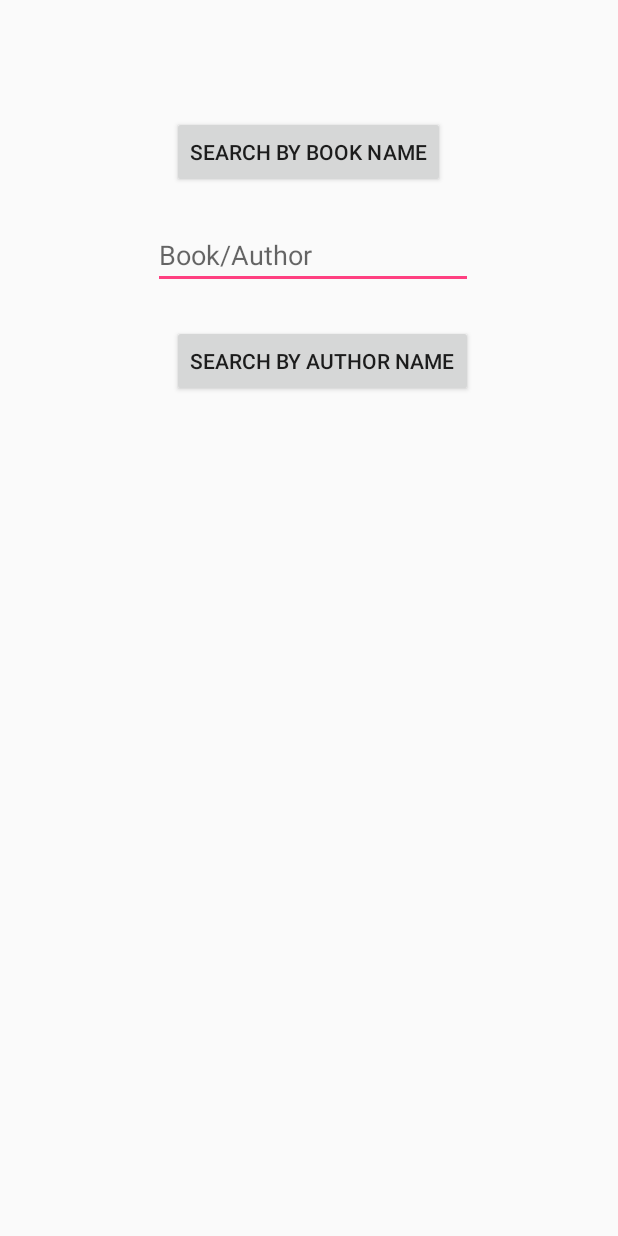
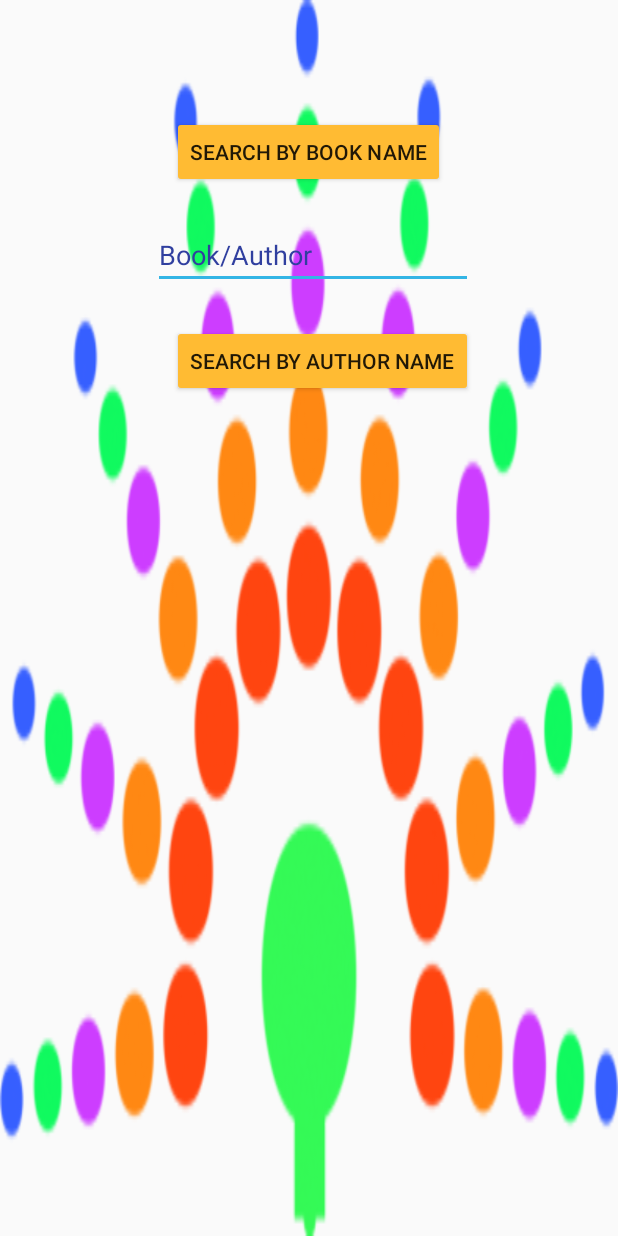
Before and after one commit to teknologia/Library-App, an Android app: the SearchBookActivity screen opened directly, with no data from a screen before it, on a phone screen of 412 x 824 dp. Run offline under Robolectric (Android 15) with nearby library versions, the phone set to English and light mode, and no system bars; network calls fail.

Commit message:
Updated UI

```diff
--- a/app/src/main/java/myapps/com/pbl/SearchBookActivity.java
+++ b/app/src/main/java/myapps/com/pbl/SearchBookActivity.java
@@ -5,6 +5,7 @@ import android.database.Cursor;
 import android.os.Bundle;
 import android.support.annotation.Nullable;
 import android.support.v7.app.AlertDialog;
+import android.text.Html;
 import android.view.View;
 import android.widget.Button;
 import android.widget.EditText;
@@ -107,7 +108,9 @@ public class SearchBookActivity extends Activity {
              */
                     buffer.append("Name: "+testdata.getString(2)+"\n");
                     buffer.append("Author: "+testdata.getString(3)+"\n");
+              //      buffer.append("Status: "+testdata.getString(8)+"\n\n");
                     buffer.append("Status: "+testdata.getString(8)+"\n\n");
+
 
                 }
 
@@ -128,6 +131,8 @@ public class SearchBookActivity extends Activity {
         builder.setCancelable(true);
         builder.setTitle(title);
         builder.setMessage(Message);
+        //builder.setTitle(Html.fromHtml("<font color='#FF7F27'>"+title+"</font>"));
+        //builder.setMessage(Html.fromHtml("<font color='#FF7F20'>"+Message+"</font>"));
         builder.show();
     }
 
--- a/app/src/main/java/myapps/com/pbl/SecondFragment.java
+++ b/app/src/main/java/myapps/com/pbl/SecondFragment.java
@@ -31,5 +31,7 @@ public class SecondFragment extends Activity {
     protected void onCreate(@Nullable Bundle savedInstanceState) {
         super.onCreate(savedInstanceState);
         setContentView(R.layout.second_layout);
+
+
     }
 }
--- a/app/src/main/res/layout/content_main.xml
+++ b/app/src/main/res/layout/content_main.xml
@@ -4,6 +4,7 @@
     xmlns:tools="http://schemas.android.com/tools"
     android:layout_width="match_parent"
     android:layout_height="match_parent"
+    android:background="@drawable/l2"
     app:layout_behavior="@string/appbar_scrolling_view_behavior"
     tools:context="myapps.com.pbl.MainActivity"
     tools:showIn="@layout/app_bar_main">
@@ -28,6 +29,7 @@
         android:layout_alignEnd="@+id/textView5"
         android:layout_below="@+id/button_my_book"
         android:layout_marginTop="27dp"
+        android:backgroundTint="#baa3c5"
         android:text="WISHLIST" />
 
     <Button
@@ -37,6 +39,7 @@
         android:layout_below="@+id/button_search_book"
         android:layout_centerHorizontal="true"
         android:layout_marginTop="26dp"
+        android:backgroundTint="#baa3c5"
         android:text="MY BOOKS" />
 
     <Button
@@ -46,6 +49,7 @@
         android:layout_below="@+id/textView5"
         android:layout_centerHorizontal="true"
         android:layout_marginTop="29dp"
+        android:backgroundTint="#baa3c5"
         android:text="SEARCH BOOK" />
 
     <FrameLayout
@@ -56,6 +60,4 @@
     </FrameLayout>
 
 
-
-
 </RelativeLayout>
--- a/app/src/main/res/layout/search_book.xml
+++ b/app/src/main/res/layout/search_book.xml
@@ -1,7 +1,9 @@
 <?xml version="1.0" encoding="utf-8"?>
 <RelativeLayout xmlns:android="http://schemas.android.com/apk/res/android"
     xmlns:tools="http://schemas.android.com/tools"
-    android:layout_width="match_parent" android:layout_height="match_parent">
+    android:layout_width="match_parent"
+    android:layout_height="match_parent"
+    android:background="@drawable/l4">
 
     <Button
         android:id="@+id/by_name"
@@ -10,6 +12,7 @@
         android:layout_alignParentTop="true"
         android:layout_centerHorizontal="true"
         android:layout_marginTop="77dp"
+        android:backgroundTint="@android:color/holo_orange_light"
         android:text="Search By Book Name" />
 
     <Button
@@ -21,6 +24,7 @@
         android:layout_marginTop="91dp"
         android:layout_x="132dp"
         android:layout_y="94dp"
+        android:backgroundTint="@android:color/holo_orange_light"
         android:text="Search By Author Name" />
 
     <EditText
@@ -30,7 +34,9 @@
         android:layout_alignEnd="@+id/by_author"
         android:layout_below="@+id/by_name"
         android:layout_marginTop="22dp"
+        android:backgroundTint="@android:color/holo_blue_light"
         android:ems="10"
         android:hint="Book/Author"
-        android:inputType="textPersonName" />
+        android:inputType="textPersonName"
+        android:textColorHint="@color/colorPrimaryDark" />
 </RelativeLayout>
```
Also changed, not shown: app/src/main/res/layout/first_layout.xml (+3 -4 lines), app/src/main/res/layout/my_book.xml (+7 -2 lines), app/src/main/res/drawable/l1.jpg (added), app/src/main/res/drawable/l2.png (added), app/src/main/res/drawable/l3.png (added), app/src/main/res/drawable/l4.png (added), app/src/main/res/drawable/l5.gif (added), 12 other files.
